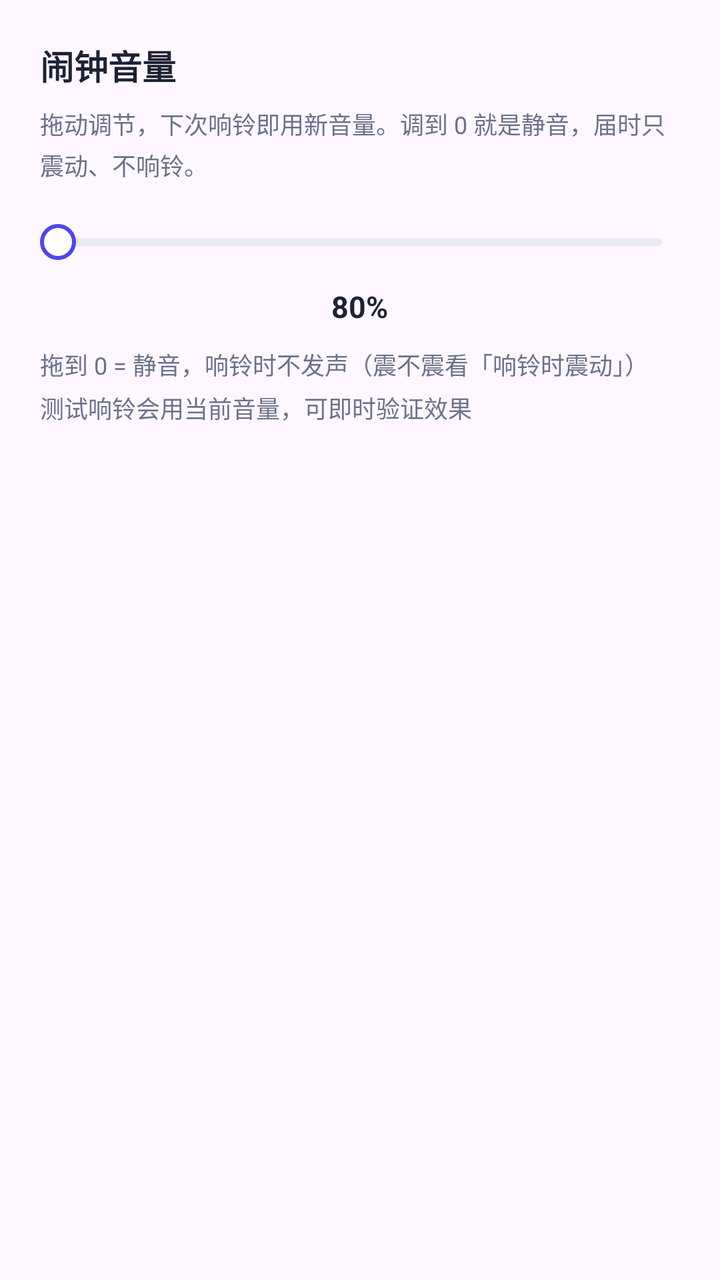
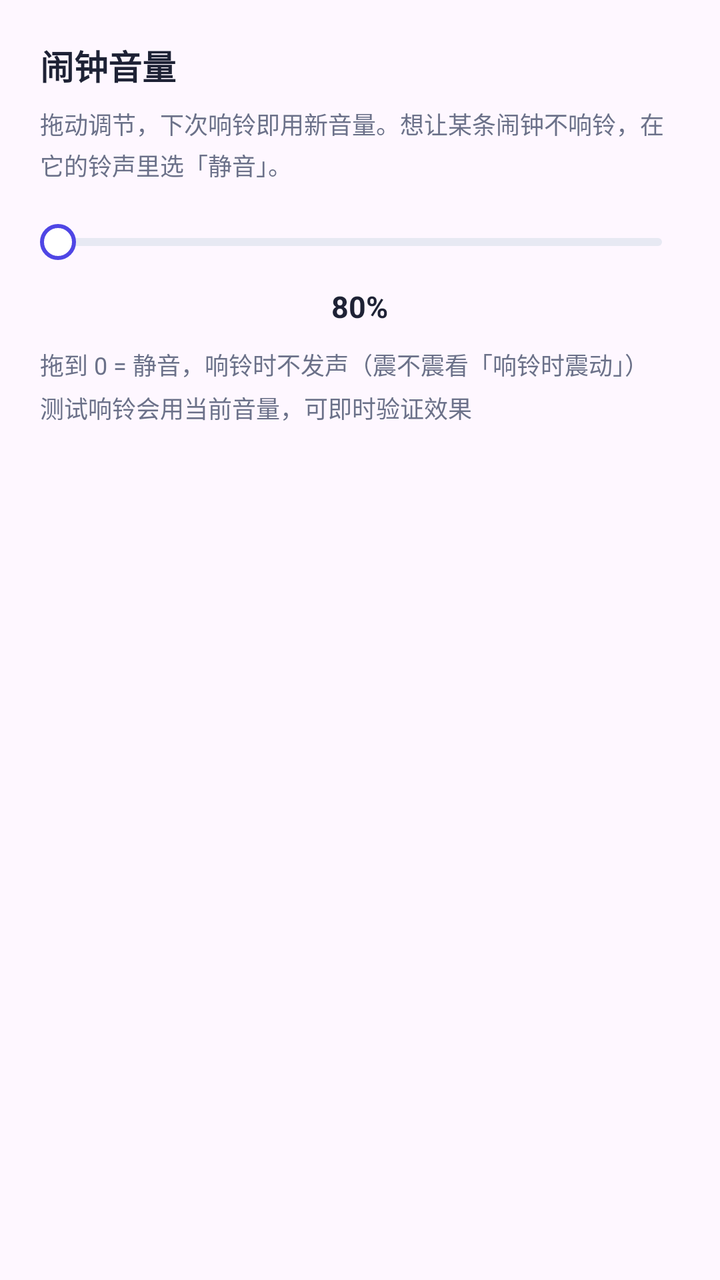

Compare the two renders of this Android layout. The source of the first and the diff that turns it into the second are given below.
<!-- AndroidManifest.xml: application theme Theme.WeekdayAlarm -->
<!-- res/layout/dialog_volume.xml -->
<?xml version="1.0" encoding="utf-8"?>
<LinearLayout xmlns:android="http://schemas.android.com/apk/res/android"
    android:layout_width="match_parent"
    android:layout_height="wrap_content"
    android:orientation="vertical"
    android:padding="20dp">

    <TextView
        android:layout_width="wrap_content"
        android:layout_height="wrap_content"
        android:text="@string/dialog_volume_title"
        android:textColor="@color/ink"
        android:textSize="17sp"
        android:textStyle="bold" />

    <TextView
        android:layout_width="match_parent"
        android:layout_height="wrap_content"
        android:layout_marginTop="8dp"
        android:lineSpacingMultiplier="1.2"
        android:text="@string/dialog_volume_message"
        android:textColor="@color/sub"
        android:textSize="12sp" />



    
    <SeekBar
        android:id="@+id/seek_volume"
        android:layout_width="match_parent"
        android:layout_height="wrap_content"
        android:layout_marginTop="12dp"
        android:max="100"
        android:minHeight="36dp"
        android:paddingStart="9dp"
        android:paddingEnd="9dp"
        android:progressDrawable="@drawable/seek_track"
        android:splitTrack="false"
        android:thumb="@drawable/seek_thumb" />

    <TextView
        android:id="@+id/tv_volume_value"
        android:layout_width="wrap_content"
        android:layout_height="wrap_content"
        android:layout_gravity="center_horizontal"
        android:layout_marginTop="4dp"
        android:text="80%"
        android:textColor="@color/ink"
        android:textSize="15sp"
        android:textStyle="bold" />

    <TextView
        android:layout_width="match_parent"
        android:layout_height="wrap_content"
        android:layout_marginTop="10dp"
        android:text="拖到 0 = 静音，响铃时不发声（震不震看「响铃时震动」）"
        android:textColor="@color/sub"
        android:textSize="12sp" />

    <TextView
        android:layout_width="match_parent"
        android:layout_height="wrap_content"
        android:layout_marginTop="4dp"
        android:text="测试响铃会用当前音量，可即时验证效果"
        android:textColor="@color/sub"
        android:textSize="12sp" />
</LinearLayout>
<!-- resources referenced by this layout -->
<resources>
  <color name="ink">#1E2235</color>
  <color name="sub">#6B7189</color>
  <!-- drawable seek_thumb (drawable) -->
  <?xml version="1.0" encoding="utf-8"?>
  <shape xmlns:android="http://schemas.android.com/apk/res/android"
      android:shape="oval">
      <solid android:color="@color/card" />
      <stroke
          android:width="2dp"
          android:color="@color/indigo" />
      <size
          android:width="18dp"
          android:height="18dp" />
  </shape>
  <!-- drawable seek_track (drawable) -->
  <?xml version="1.0" encoding="utf-8"?>
  <layer-list xmlns:android="http://schemas.android.com/apk/res/android">
  
      <item
          android:id="@android:id/background"
          android:gravity="center_vertical"
          android:height="4dp">
          <shape android:shape="rectangle">
              <solid android:color="@color/line" />
              <corners android:radius="@dimen/radius_hairline" />
          </shape>
      </item>
  
      <item
          android:id="@android:id/progress"
          android:gravity="center_vertical"
          android:height="4dp">
          <clip>
              <shape android:shape="rectangle">
                  <solid android:color="@color/indigo" />
                  <corners android:radius="@dimen/radius_hairline" />
              </shape>
          </clip>
      </item>
  </layer-list>
  <string name="dialog_volume_message">拖动调节，下次响铃即用新音量。调到 0 就是静音，届时只震动、不响铃。</string>
  <string name="dialog_volume_title">闹钟音量</string>
  <style name="Theme.WeekdayAlarm" parent="Theme.Material3.DayNight.NoActionBar">
          <item name="colorPrimary">@color/indigo</item>
          <item name="colorPrimaryVariant">@color/indigo_dark</item>
          <item name="colorOnPrimary">@color/white</item>
          <item name="android:statusBarColor">@color/bg</item>
          <item name="android:windowLightStatusBar">true</item>
      </style>
  <color name="card">#FFFFFF</color>
  <color name="indigo">#4F46E5</color>
  <color name="line">#E7E9F3</color>
  <dimen name="radius_hairline">2dp</dimen>
  <color name="indigo_dark">#4338CA</color>
  <color name="white">#FFFFFFFF</color>
  <color name="bg">#F4F5FB</color>
</resources>

<!-- the commit's change to res/layout/dialog_volume.xml (unified diff, before → after) -->
@@ -30,7 +30,7 @@
         android:layout_width="match_parent"
         android:layout_height="wrap_content"
         android:layout_marginTop="12dp"
-        android:max="100"
+        android:max="90"
         android:minHeight="36dp"
         android:paddingStart="9dp"
         android:paddingEnd="9dp"
<!-- resource entries referenced after the edit -->
@@ -40,7 +40,7 @@
           </clip>
       </item>
   </layer-list>
-  <string name="dialog_volume_message">拖动调节，下次响铃即用新音量。调到 0 就是静音，届时只震动、不响铃。</string>
+  <string name="dialog_volume_message">拖动调节，下次响铃即用新音量。想让某条闹钟不响铃，在它的铃声里选「静音」。</string>
   <string name="dialog_volume_title">闹钟音量</string>
   <style name="Theme.WeekdayAlarm" parent="Theme.Material3.DayNight.NoActionBar">
           <item name="colorPrimary">@color/indigo</item>
